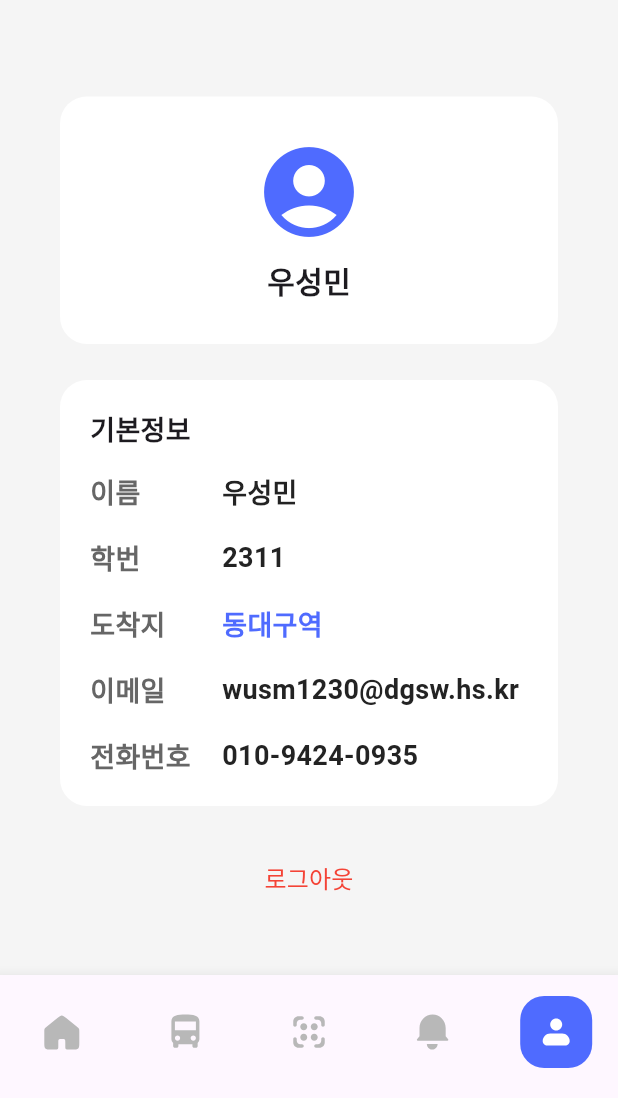
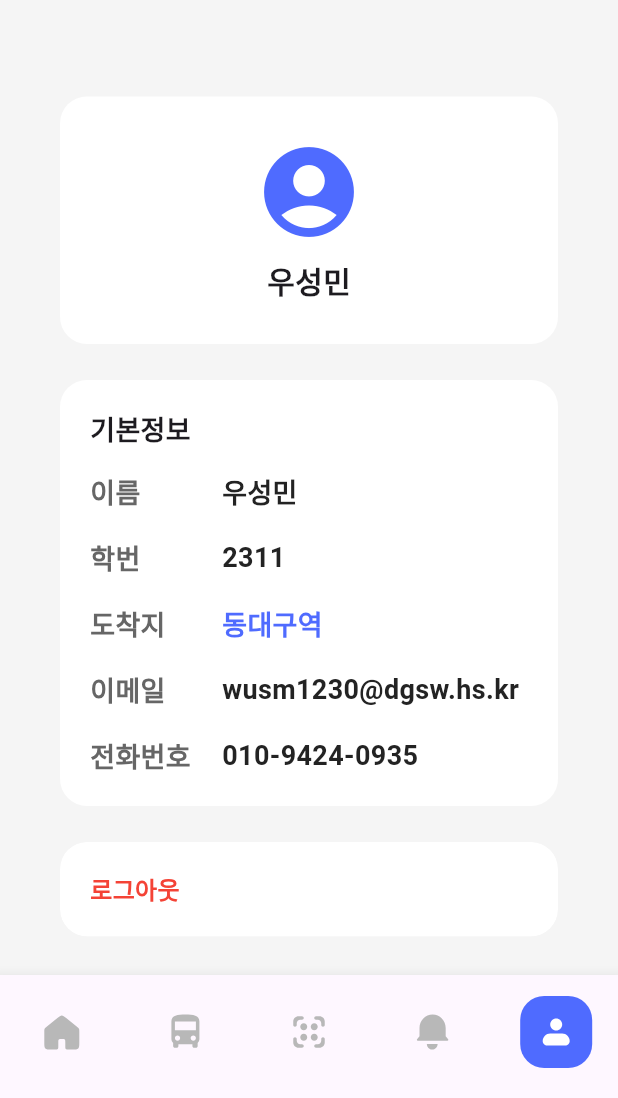
Before and after one commit to TeamBlick/app, a Flutter app: the HomeScreen screen opened directly, swiped to page 5, on a phone screen of 412 x 824 dp, the part 138-1236 px from its top. Run offline on Flutter 3.47's test engine with Material 3 defaults, Android fonts, the phone set to English and light mode, and no system bars; our stand-ins replace flutter_svg; Roboto replaces fonts that are missing (Pretendard).

Commit message:
style(profile): polish logout card radius and interaction

```diff
--- a/lib/screens/home/tabs/profile_tab.dart
+++ b/lib/screens/home/tabs/profile_tab.dart
@@ -97,13 +97,32 @@ class ProfileTab extends StatelessWidget {
             )
           ),
           const SizedBox(height: 24),
-          TextButton(
-            onPressed: () => _handleLogout(context),
-            child: const Text(
-              "로그아웃",
-              style: TextStyle(color: Colors.red, fontSize: 16),
+          Material(
+            color: Colors.transparent,
+            borderRadius: BorderRadius.circular(18),
+            clipBehavior: Clip.antiAlias,
+            child: InkWell(
+              borderRadius: BorderRadius.circular(30),
+              onTap: () => _handleLogout(context),
+              child: Container(
+                width: double.infinity,
+                padding: const EdgeInsets.all(20),
+                decoration: BoxDecoration(
+                  color: Colors.white,
+                  borderRadius: BorderRadius.circular(18),
+                ),
+                child: const Text(
+                  "로그아웃",
+                  textAlign: TextAlign.left,
+                  style: TextStyle(
+                    color: Colors.red,
+                    fontSize: 16,
+                    fontWeight: FontWeight.w700
+                  ),
+                ),
+              ),
             ),
-          ),
+          )
         ],
       ),
     );
```
